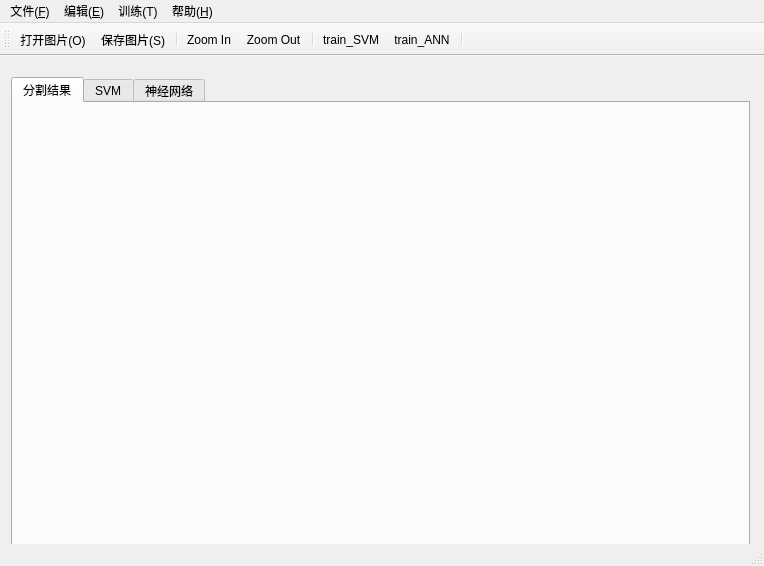
Qt form mainwindow.ui (dszhengyu/lj) before a commit.
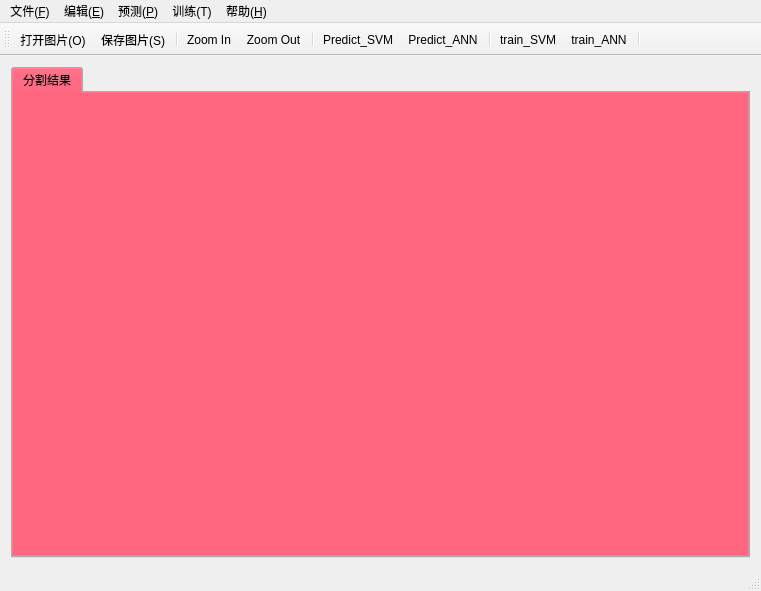
The same form after that commit. Icons and pictures are not drawn.

```diff
--- a/mainwindow.ui
+++ b/mainwindow.ui
@@ -9,10 +9,68 @@
    <rect>
     <x>0</x>
     <y>0</y>
-    <width>764</width>
-    <height>566</height>
+    <width>761</width>
+    <height>591</height>
    </rect>
   </property>
+  <property name="sizePolicy">
+   <sizepolicy hsizetype="Expanding" vsizetype="Expanding">
+    <horstretch>0</horstretch>
+    <verstretch>0</verstretch>
+   </sizepolicy>
+  </property>
+  <property name="minimumSize">
+   <size>
+    <width>761</width>
+    <height>591</height>
+   </size>
+  </property>
+  <property name="maximumSize">
+   <size>
+    <width>761</width>
+    <height>591</height>
+   </size>
+  </property>
+  <property name="palette">
+   <palette>
+    <active>
+     <colorrole role="Button">
+      <brush brushstyle="SolidPattern">
+       <color alpha="255">
+        <red>240</red>
+        <green>21</green>
+        <blue>54</blue>
+       </color>
+      </brush>
+     </colorrole>
+    </active>
+    <inactive>
+     <colorrole role="Button">
+      <brush brushstyle="SolidPattern">
+       <color alpha="255">
+        <red>240</red>
+        <green>21</green>
+        <blue>54</blue>
+       </color>
+      </brush>
+     </colorrole>
+    </inactive>
+    <disabled>
+     <colorrole role="Button">
+      <brush brushstyle="SolidPattern">
+       <color alpha="255">
+        <red>240</red>
+        <green>21</green>
+        <blue>54</blue>
+       </color>
+      </brush>
+     </colorrole>
+    </disabled>
+   </palette>
+  </property>
+  <property name="contextMenuPolicy">
+   <enum>Qt::DefaultContextMenu</enum>
+  </property>
   <property name="windowTitle">
    <string>Leukocyte Nucleus</string>
   </property>
@@ -20,93 +78,68 @@
    <iconset resource="pic.qrc">
     <normaloff>:/images/images/microscope.ico</normaloff>:/images/images/microscope.ico</iconset>
   </property>
+  <property name="windowOpacity">
+   <double>15.000000000000000</double>
+  </property>
   <property name="autoFillBackground">
    <bool>true</bool>
   </property>
   <widget class="QWidget" name="centralWidget">
-   <widget class="QWidget" name="gridLayoutWidget">
-    <property name="geometry">
-     <rect>
-      <x>0</x>
-      <y>10</y>
-      <width>761</width>
-      <height>501</height>
-     </rect>
-    </property>
-    <layout class="QGridLayout" name="gridLayout">
-     <property name="sizeConstraint">
-      <enum>QLayout::SetNoConstraint</enum>
-     </property>
-     <item row="0" column="0">
-      <widget class="QTabWidget" name="tabWidget">
-       <property name="currentIndex">
-        <number>0</number>
+   <layout class="QGridLayout" name="gridLayout">
+    <item row="0" column="0">
+     <widget class="QTabWidget" name="tabWidget">
+      <property name="maximumSize">
+       <size>
+        <width>16777215</width>
+        <height>16777215</height>
+       </size>
+      </property>
+      <property name="currentIndex">
+       <number>0</number>
+      </property>
+      <widget class="QWidget" name="tab_3">
+       <property name="sizePolicy">
+        <sizepolicy hsizetype="Expanding" vsizetype="Expanding">
+         <horstretch>0</horstretch>
+         <verstretch>0</verstretch>
+        </sizepolicy>
        </property>
-       <widget class="QWidget" name="tab_3">
-        <attribute name="title">
-         <string>分割结果</string>
-        </attribute>
-        <widget class="QLabel" name="label">
-         <property name="geometry">
-          <rect>
-           <x>3</x>
-           <y>1</y>
-           <width>751</width>
-           <height>451</height>
-          </rect>
-         </property>
-         <property name="text">
-          <string/>
-         </property>
-        </widget>
-       </widget>
-       <widget class="QWidget" name="tab_4">
-        <attribute name="title">
-         <string>SVM</string>
-        </attribute>
-        <widget class="QLabel" name="label_2">
-         <property name="geometry">
-          <rect>
-           <x>3</x>
-           <y>1</y>
-           <width>751</width>
-           <height>451</height>
-          </rect>
-         </property>
-         <property name="text">
-          <string/>
-         </property>
-        </widget>
-       </widget>
-       <widget class="QWidget" name="tab_5">
-        <attribute name="title">
-         <string>神经网络</string>
-        </attribute>
-        <widget class="QLabel" name="label_3">
-         <property name="geometry">
-          <rect>
-           <x>3</x>
-           <y>1</y>
-           <width>751</width>
-           <height>451</height>
-          </rect>
-         </property>
-         <property name="text">
-          <string/>
-         </property>
-        </widget>
+       <attribute name="title">
+        <string>分割结果</string>
+       </attribute>
+       <widget class="QLabel" name="label">
+        <property name="geometry">
+         <rect>
+          <x>0</x>
+          <y>0</y>
+          <width>741</width>
+          <height>471</height>
+         </rect>
+        </property>
+        <property name="sizePolicy">
+         <sizepolicy hsizetype="Expanding" vsizetype="Expanding">
+          <horstretch>0</horstretch>
+          <verstretch>0</verstretch>
+         </sizepolicy>
+        </property>
+        <property name="text">
+         <string/>
+        </property>
+        <property name="scaledContents">
+         <bool>true</bool>
+        </property>
        </widget>
       </widget>
-     </item>
-    </layout>
-   </widget>
+     </widget>
+    </item>
+   </layout>
   </widget>
   <widget class="QMenuBar" name="menuBar">
    <property name="geometry">
     <rect>
      <x>0</x>
      <y>0</y>
-     <width>764</width>
+     <width>761</width>
      <height>23</height>
     </rect>
    </property>
@@ -121,8 +154,10 @@
     <property name="title">
      <string>训练(T)</string>
     </property>
-    <addaction name="actionSVM"/>
+    <addaction name="actionTrain_SVM"/>
     <addaction name="actionTrain_ANN"/>
+    <addaction name="actionSVM_predict"/>
+    <addaction name="actionANN_predict"/>
    </widget>
    <widget class="QMenu" name="menu_H">
     <property name="title">
@@ -137,8 +172,16 @@
     <addaction name="actionZoom_In"/>
     <addaction name="actionZoom_Out"/>
    </widget>
+   <widget class="QMenu" name="menu">
+    <property name="title">
+     <string>预测(&amp;P)</string>
+    </property>
+    <addaction name="actionPredict_SVM"/>
+    <addaction name="actionPredict_ANN"/>
+   </widget>
    <addaction name="menu_F"/>
    <addaction name="menu_E"/>
+   <addaction name="menu"/>
    <addaction name="menu_T"/>
    <addaction name="menu_H"/>
   </widget>
@@ -155,7 +198,10 @@
    <addaction name="actionZoom_In"/>
    <addaction name="actionZoom_Out"/>
    <addaction name="separator"/>
-   <addaction name="actionSVM"/>
+   <addaction name="actionPredict_SVM"/>
+   <addaction name="actionPredict_ANN"/>
+   <addaction name="separator"/>
+   <addaction name="actionTrain_SVM"/>
    <addaction name="actionTrain_ANN"/>
    <addaction name="separator"/>
   </widget>
@@ -168,14 +214,20 @@
    <property name="text">
     <string>打开图片(&amp;O)</string>
    </property>
+   <property name="statusTip">
+    <string>打开图片</string>
+   </property>
+   <property name="whatsThis">
+    <string>打开图片</string>
+   </property>
    <property name="shortcut">
-    <string>Ctrl+N</string>
+    <string>Space</string>
    </property>
    <property name="iconVisibleInMenu">
     <bool>true</bool>
    </property>
   </action>
-  <action name="actionSVM">
+  <action name="actionTrain_SVM">
    <property name="icon">
     <iconset resource="pic.qrc">
      <normaloff>:/images/images/vector.png</normaloff>:/images/images/vector.png</iconset>
@@ -183,6 +235,9 @@
    <property name="text">
     <string>train_SVM</string>
    </property>
+   <property name="statusTip">
+    <string>训练SVM分类器</string>
+   </property>
   </action>
   <action name="actionTrain_ANN">
    <property name="icon">
@@ -192,6 +247,9 @@
    <property name="text">
     <string>train_ANN</string>
    </property>
+   <property name="statusTip">
+    <string>训练ANN分类器</string>
+   </property>
   </action>
   <action name="action_S">
    <property name="icon">
@@ -201,6 +259,9 @@
    <property name="text">
     <string>保存图片(&amp;S)</string>
    </property>
+   <property name="statusTip">
+    <string>保存图片</string>
+   </property>
    <property name="shortcut">
     <string>Ctrl+S</string>
    </property>
@@ -213,6 +274,9 @@
    <property name="text">
     <string>About</string>
    </property>
+   <property name="statusTip">
+    <string>About</string>
+   </property>
   </action>
   <action name="actionZoom_In">
    <property name="icon">
@@ -222,6 +286,9 @@
    <property name="text">
     <string>Zoom In</string>
    </property>
+   <property name="statusTip">
+    <string>Zoom In</string>
+   </property>
   </action>
   <action name="actionZoom_Out">
    <property name="icon">
@@ -231,6 +298,51 @@
    <property name="text">
     <string>Zoom Out</string>
    </property>
+   <property name="statusTip">
+    <string>Zoom Out</string>
+   </property>
+  </action>
+  <action name="actionSVM_predict">
+   <property name="icon">
+    <iconset resource="pic.qrc">
+     <normaloff>:/images/images/predict_SVM.png</normaloff>:/images/images/predict_SVM.png</iconset>
+   </property>
+   <property name="text">
+    <string>SVM_predict</string>
+   </property>
+  </action>
+  <action name="actionANN_predict">
+   <property name="icon">
+    <iconset resource="pic.qrc">
+     <normaloff>:/images/images/predict_ANN.png</normaloff>:/images/images/predict_ANN.png</iconset>
+   </property>
+   <property name="text">
+    <string>ANN_predict</string>
+   </property>
+  </action>
+  <action name="actionPredict_SVM">
+   <property name="icon">
+    <iconset resource="pic.qrc">
+     <normaloff>:/images/images/preSVM.png</normaloff>:/images/images/preSVM.png</iconset>
+   </property>
+   <property name="text">
+    <string>Predict_SVM</string>
+   </property>
+   <property name="statusTip">
+    <string>预测这是什么细胞（SVM）</string>
+   </property>
+  </action>
+  <action name="actionPredict_ANN">
+   <property name="icon">
+    <iconset resource="pic.qrc">
+     <normaloff>:/images/images/preANN.png</normaloff>:/images/images/preANN.png</iconset>
+   </property>
+   <property name="text">
+    <string>Predict_ANN</string>
+   </property>
+   <property name="statusTip">
+    <string>预测这是什么细胞（ANN）</string>
+   </property>
   </action>
  </widget>
  <layoutdefault spacing="6" margin="11"/>
```
Left out of the diff: 3 changed lines with no effect on the pictures.
